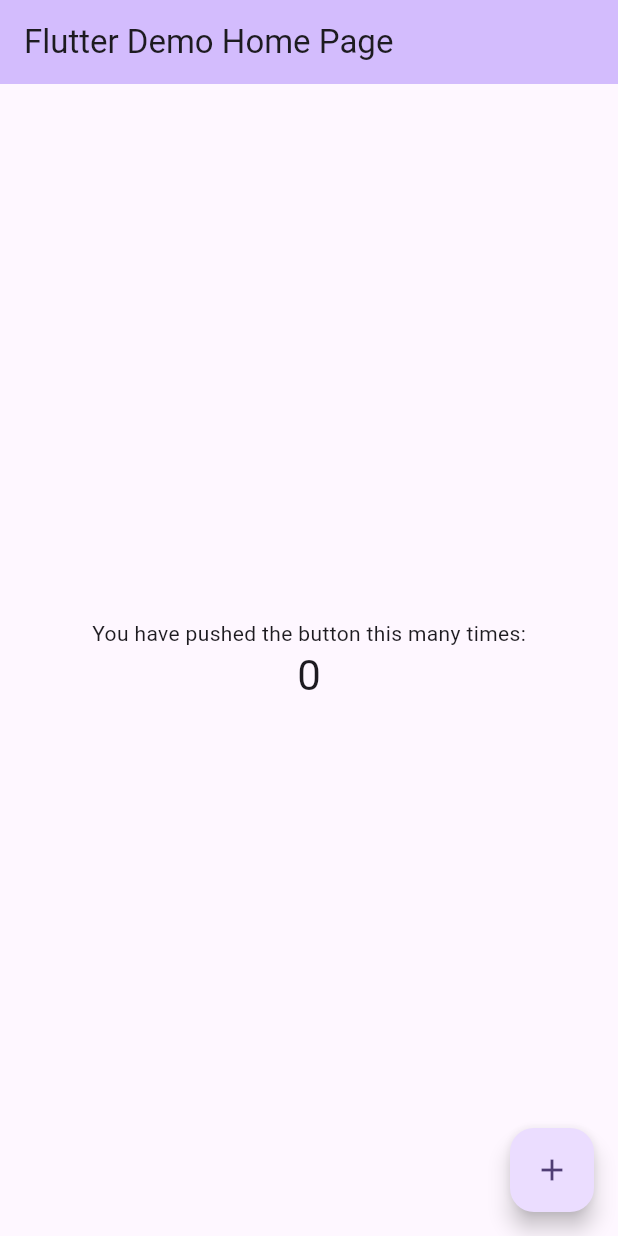
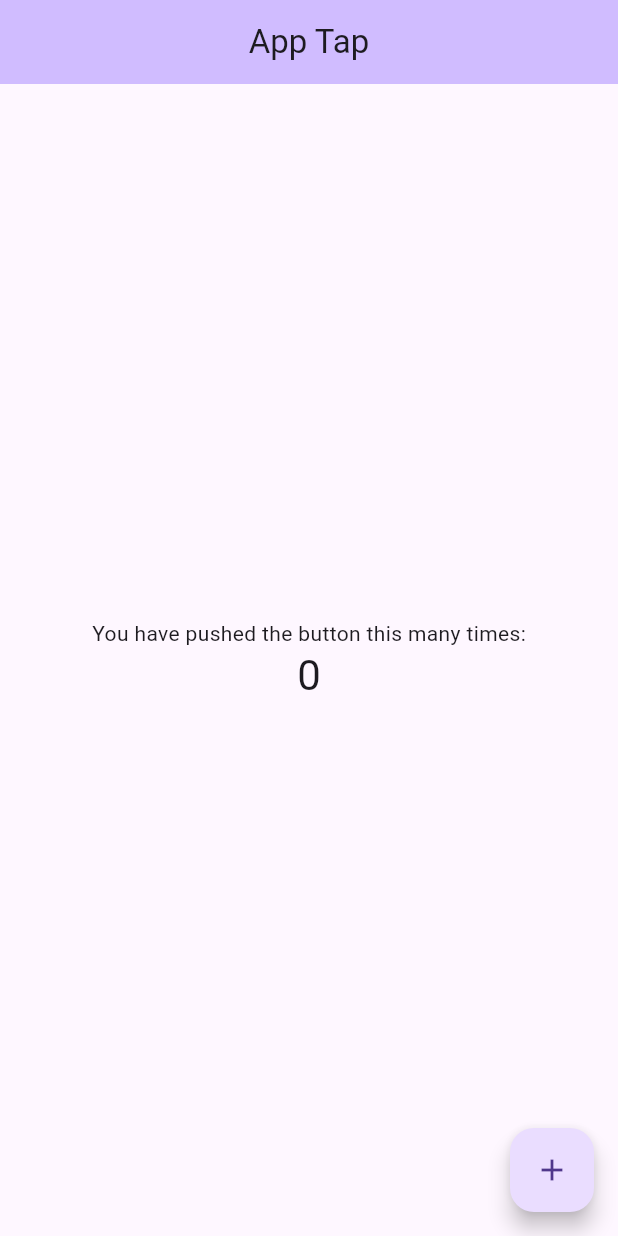
Before and after one commit to ObiajuluM/app-tap, a Flutter app: the screen it shows after launch, on a phone screen of 412 x 824 dp. Run offline on Flutter 3.47's test engine with Material 3 defaults, Android fonts, the phone set to English and light mode, and no system bars.

Commit message:
Add adaptive launcher icons and update main app theme

```diff
--- a/lib/main.dart
+++ b/lib/main.dart
@@ -10,12 +10,10 @@ class MyApp extends StatelessWidget {
   @override
   Widget build(BuildContext context) {
     return MaterialApp(
-      title: 'Flutter Demo',
-      theme: ThemeData(
-        colorScheme: ColorScheme.fromSeed(seedColor: Colors.deepPurple),
-        useMaterial3: true,
+      debugShowCheckedModeBanner: false,
+      home: const HomePage(
+        title: 'App Tap',
       ),
-      home: const HomePage(title: 'Flutter Demo Home Page'),
     );
   }
 }
@@ -44,11 +42,12 @@ class _HomePageState extends State<HomePage> {
       appBar: AppBar(
         backgroundColor: Theme.of(context).colorScheme.inversePrimary,
         title: Text(widget.title),
+        centerTitle: true,
       ),
       body: Center(
         child: Column(
           mainAxisAlignment: MainAxisAlignment.center,
-          children: <Widget>[
+          children: [
             const Text(
               'You have pushed the button this many times:',
             ),
```
Also changed, not shown: 21 other files.
